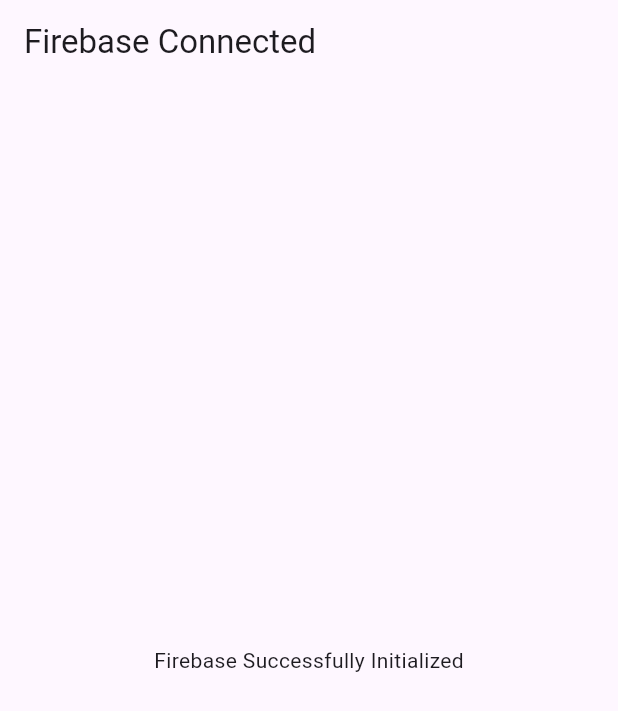
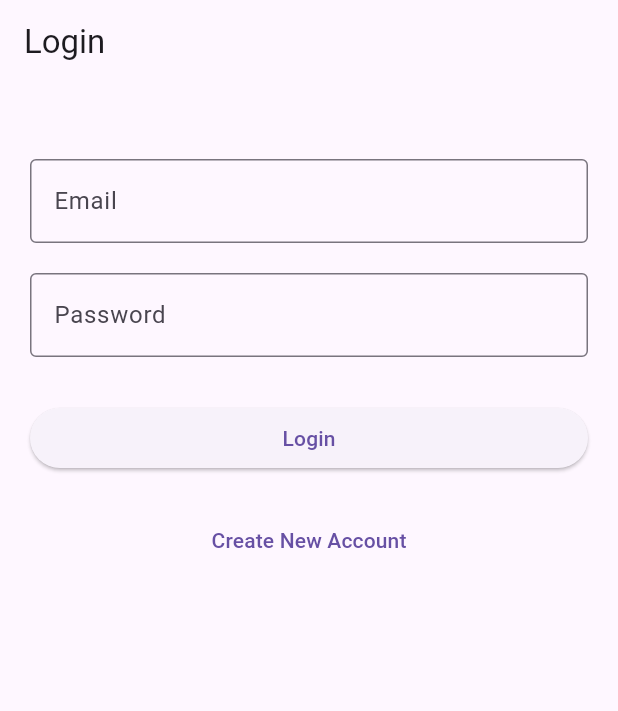
Before and after one commit to sarthak-sahni183/StudyMate-StudyPortal, a Flutter app: the screen it shows after launch, on a phone screen of 412 x 824 dp. Shown: the top 711 px of the screen. Run offline on Flutter 3.47's test engine with Material 3 defaults, Android fonts, the phone set to English and light mode, and no system bars; our stand-ins replace cloud_firestore, firebase_auth, firebase_core; accounts and stored records are empty.

Commit message:
implemented firebase authentication flow and auth logging system

```diff
--- a/lib/main.dart
+++ b/lib/main.dart
@@ -1,6 +1,10 @@
+import 'package:firebase_core/firebase_core.dart';
 import 'package:flutter/material.dart';
-import 'package:firebase_core/firebase_core.dart';
+import 'package:provider/provider.dart';
+
 import 'firebase_options.dart';
+import 'providers/auth_provider.dart';
+import 'screens/auth_wrapper.dart';
 
 Future<void> main() async {
   WidgetsFlutterBinding.ensureInitialized();
@@ -17,16 +21,19 @@
 
   @override
   Widget build(BuildContext context) {
-    return MaterialApp(
-      debugShowCheckedModeBanner: false,
-      title: 'Smart Study Planner',
-      home: Scaffold(
-        appBar: AppBar(
-          title: const Text('Firebase Connected'),
+    return MultiProvider(
+      providers: [
+        ChangeNotifierProvider(
+          create: (_) => AuthProvider(),
         ),
-        body: const Center(
-          child: Text('Firebase Successfully Initialized'),
+      ],
+      child: MaterialApp(
+        debugShowCheckedModeBanner: false,
+        title: 'Smart Study Planner',
+        theme: ThemeData(
+          primarySwatch: Colors.indigo,
         ),
+        home: const AuthWrapper(),
       ),
     );
   }
--- /dev/null
+++ b/lib/screens/auth/login_screen.dart
@@ -0,0 +1,106 @@
+import 'package:flutter/material.dart';
+import 'package:provider/provider.dart';
+
+import '../../providers/auth_provider.dart';
+import 'signup_screen.dart';
+
+class LoginScreen extends StatefulWidget {
+  const LoginScreen({super.key});
+
+  @override
+  State<LoginScreen> createState() =>
+      _LoginScreenState();
+}
+
+class _LoginScreenState
+    extends State<LoginScreen> {
+
+  final TextEditingController emailController =
+      TextEditingController();
+
+  final TextEditingController passwordController =
+      TextEditingController();
+
+  @override
+  Widget build(BuildContext context) {
+
+    final authProvider =
+        Provider.of<AuthProvider>(context);
+
+    return Scaffold(
+      appBar: AppBar(
+        title: const Text("Login"),
+      ),
+
+      body: Padding(
+        padding: const EdgeInsets.all(20),
+
+        child: Column(
+          children: [
+
+            const SizedBox(height: 30),
+
+            TextField(
+              controller: emailController,
+              decoration: const InputDecoration(
+                labelText: "Email",
+                border: OutlineInputBorder(),
+              ),
+            ),
+
+            const SizedBox(height: 20),
+
+            TextField(
+              controller: passwordController,
+              obscureText: true,
+
+              decoration: const InputDecoration(
+                labelText: "Password",
+                border: OutlineInputBorder(),
+              ),
+            ),
+
+            const SizedBox(height: 30),
+
+            SizedBox(
+              width: double.infinity,
+
+              child: ElevatedButton(
+                onPressed: () async {
+
+                  await authProvider.login(
+                    emailController.text.trim(),
+                    passwordController.text.trim(),
+                  );
+                },
+
+                child: authProvider.isLoading
+                    ? const CircularProgressIndicator()
+                    : const Text("Login"),
+              ),
+            ),
+
+            const SizedBox(height: 20),
+
+            TextButton(
+              onPressed: () {
+
+                Navigator.push(
+                  context,
+                  MaterialPageRoute(
+                    builder: (_) =>
+                        const SignupScreen(),
+                  ),
+                );
+              },
+
+              child: const Text(
+                "Create New Account",
+              ),
+            ),
+          ],
+        ),
+      ),
+    );
+  }
+}
--- /dev/null
+++ b/lib/screens/auth_wrapper.dart
@@ -0,0 +1,36 @@
+import 'package:firebase_auth/firebase_auth.dart';
+import 'package:flutter/material.dart';
+
+import 'auth/login_screen.dart';
+import 'dashboard/dashboard_screen.dart';
+
+class AuthWrapper extends StatelessWidget {
+  const AuthWrapper({super.key});
+
+  @override
+  Widget build(BuildContext context) {
+    return StreamBuilder<User?>(
+      stream: FirebaseAuth.instance.authStateChanges(),
+      builder: (context, snapshot) {
+
+        // Loading
+        if (snapshot.connectionState ==
+            ConnectionState.waiting) {
+          return const Scaffold(
+            body: Center(
+              child: CircularProgressIndicator(),
+            ),
+          );
+        }
+
+        // Logged In
+        if (snapshot.hasData) {
+          return const DashboardScreen();
+        }
+
+        // Not Logged In
+        return const LoginScreen();
+      },
+    );
+  }
+}
--- a/lib/services/auth_service.dart
+++ b/lib/services/auth_service.dart
@@ -1,4 +1,6 @@
 import 'package:firebase_auth/firebase_auth.dart';
+import 'firestore_service.dart';
+
 
 class AuthService {
   final FirebaseAuth _auth = FirebaseAuth.instance;
@@ -6,41 +8,85 @@
   Stream<User?> get authStateChanges =>
       _auth.authStateChanges();
 
+
 Future<User?> signUp(
     String email,
     String password) async {
+
   try {
+
     UserCredential userCredential =
         await _auth.createUserWithEmailAndPassword(
       email: email,
       password: password,
     );
 
+    // SUCCESS LOG
+    await _firestoreService.addAuthLog(
+      email: email,
+      action: 'signup',
+      status: 'success',
+    );
+
     return userCredential.user;
+
   } catch (e) {
+
+    // FAILURE LOG
+    await _firestoreService.addAuthLog(
+      email: email,
+      action: 'signup',
+      status: 'failed',
+      error: e.toString(),
+    );
+
     print(e);
     return null;
   }
 }
 
+
+
 Future<User?> login(
     String email,
     String password) async {
+
   try {
+
     UserCredential userCredential =
         await _auth.signInWithEmailAndPassword(
       email: email,
       password: password,
     );
 
+    // SUCCESS LOG
+    await _firestoreService.addAuthLog(
+      email: email,
+      action: 'login',
+      status: 'success',
+    );
+
     return userCredential.user;
+
   } catch (e) {
+
+    // FAILURE LOG
+    await _firestoreService.addAuthLog(
+      email: email,
+      action: 'login',
+      status: 'failed',
+      error: e.toString(),
+    );
+
     print(e);
     return null;
   }
 }
-
   Future<void> logout() async {
     await _auth.signOut();
   }
+
+  final FirestoreService _firestoreService =
+    FirestoreService();
+
 }
```
Also changed, not shown: lib/screens/auth/signup_screen.dart (added, +89 -0 lines), lib/screens/dashboard/dashboard_screen.dart (added, +58 -0 lines), lib/services/firestore_service.dart (+19 -0 lines), lib/screens/login_screen.dart (deleted), lib/screens/signup_screen.dart (deleted). Lines whose indentation alone changed are shown as unchanged.
